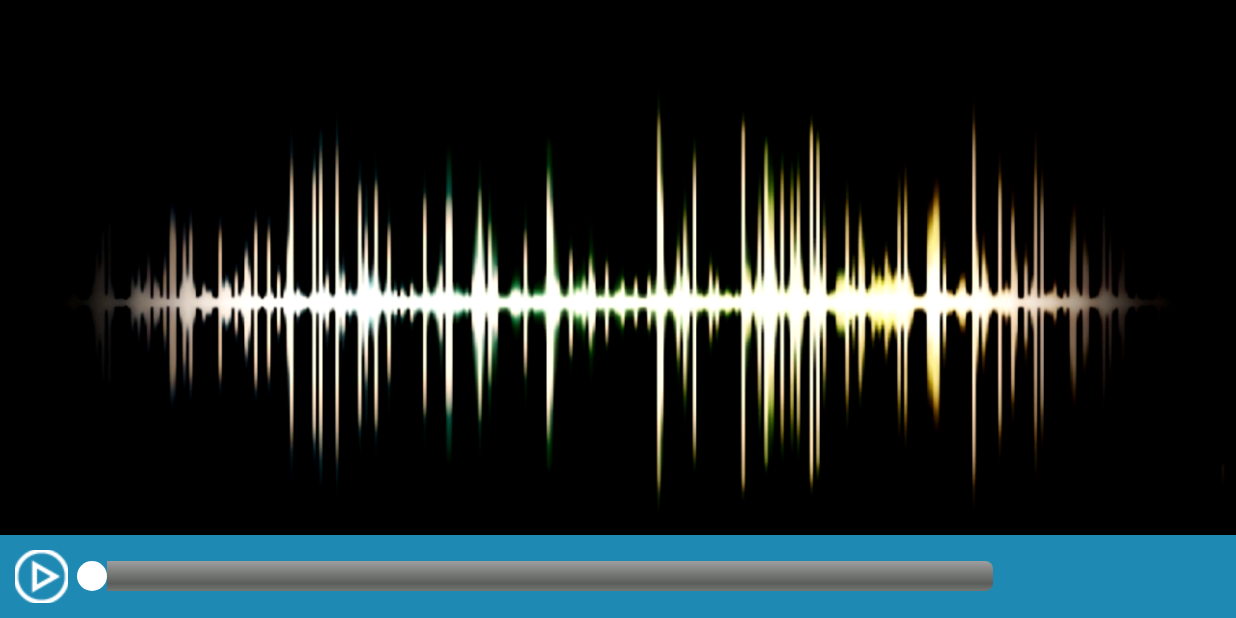
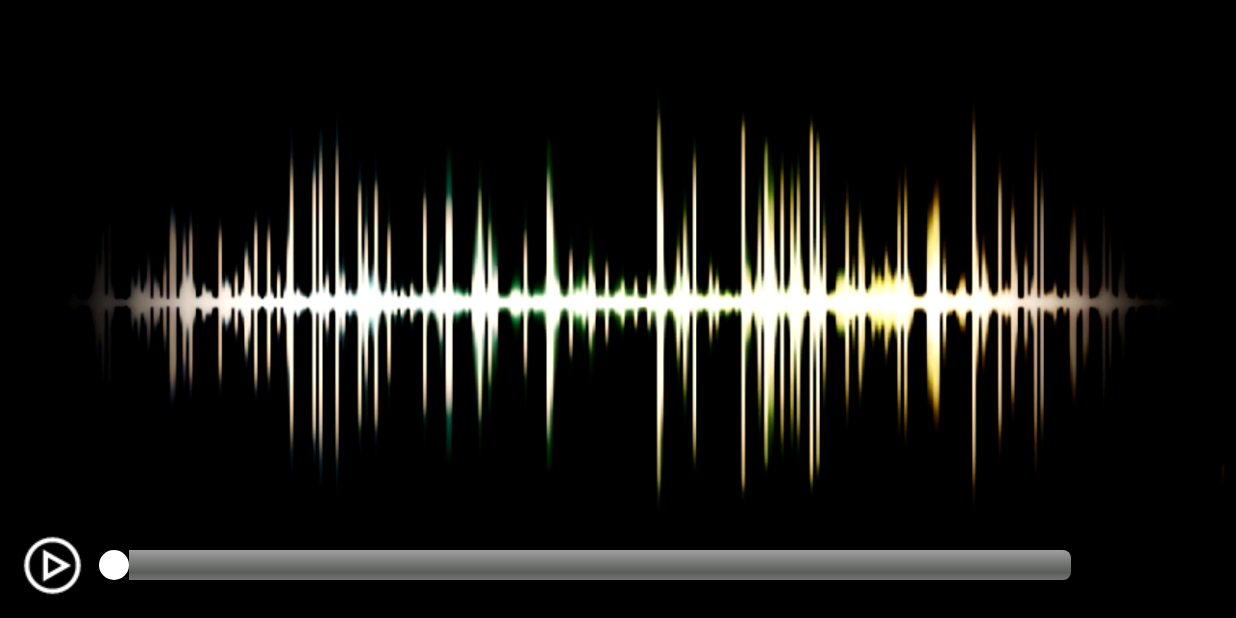
Before and after one commit to divyanshujain12/TrustOne, an Android app: the StreamingMp3Player screen opened directly, with no data from a screen before it, on a phone screen of 824 x 412 dp (held sideways). Run offline under Robolectric (Android 15) with nearby library versions, the phone set to English and light mode, and no system bars; plain views replace TextView; 1 statement that could not run was skipped.

```diff
--- a/app/src/main/java/com/example/deii/trustone/MainActivity.java
+++ b/app/src/main/java/com/example/deii/trustone/MainActivity.java
@@ -102,7 +102,7 @@ public class MainActivity extends ActionBarActivity implements RippleView.OnRipp
 
     private void callSignInWebService() {
 
-        CallWebService.getInstance(this).hitJSONObjectVolleyWebService(Constants.WebServices.HOME, createJsonForSignIN(), this);
+        CallWebService.getInstance(this).hitJSONObjectVolleyWebService(Constants.WebServices.LOG_IN, createJsonForSignIN(), this);
     }
 
     private HashMap<String, String> createJsonForSignIN() {
--- a/app/src/main/res/layout/streaming_mp3_player.xml
+++ b/app/src/main/res/layout/streaming_mp3_player.xml
@@ -1,29 +1,29 @@
 <?xml version="1.0" encoding="utf-8"?>
 <RelativeLayout xmlns:android="http://schemas.android.com/apk/res/android"
+    xmlns:pixlui="http://schemas.android.com/apk/com.neopixl.pixlui"
     android:layout_width="match_parent"
     android:layout_height="match_parent"
-    xmlns:pixlui="http://schemas.android.com/apk/com.neopixl.pixlui"
     android:background="@drawable/audio_background"
     android:orientation="vertical">
 
     <android.support.design.widget.CoordinatorLayout
+        android:id="@+id/coordinatorL"
         android:layout_width="match_parent"
-        android:id="@+id/coordinatorL"
         android:layout_height="wrap_content"
         android:layout_alignParentBottom="true">
 
         <LinearLayout
             android:layout_width="match_parent"
             android:layout_height="wrap_content"
-            android:background="@color/sign_up_blue_color"
+
             android:gravity="center_vertical"
             android:orientation="horizontal"
             android:padding="@dimen/dimValue_10">
 
             <ImageButton
                 android:id="@+id/ButtonTestPlayPause"
-                android:layout_width="@dimen/dimValue_35"
-                android:layout_height="@dimen/dimValue_35"
+                android:layout_width="wrap_content"
+                android:layout_height="wrap_content"
                 android:background="@android:color/transparent"
                 android:contentDescription="TestPlayPause"
                 android:onClick="onClick"
@@ -32,18 +32,18 @@
             <SeekBar
                 android:id="@+id/SeekBarTestPlay"
                 android:layout_width="0dp"
+                android:layout_weight="8"
                 android:layout_height="wrap_content"
                 android:layout_gravity="center_vertical"
                 android:progressDrawable="@drawable/progress"
                 android:thumb="@drawable/thumb"
-                android:layout_weight="7"/>
+                />
+
             <com.neopixl.pixlui.components.textview.TextView
                 android:id="@+id/txtTotalTime"
                 android:layout_width="0dp"
-                android:layout_weight="1.5"
+                android:layout_weight="1"
                 android:layout_height="wrap_content"
-                android:layout_centerInParent="true"
-                android:background="@color/sign_up_blue_color"
                 android:gravity="center"
                 android:text=""
                 android:textColor="@android:color/white"
```
